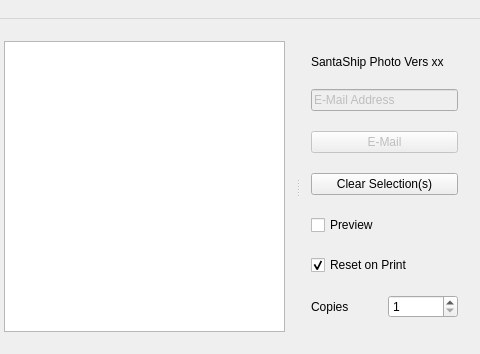
This is mainwindow.ui in zaphodbe/SantaShip as Qt 5 draws it before an edit; both pictures show x 345 to 825 and y 0 to 354 of the 825 by 354 pixel window. The edited form follows.
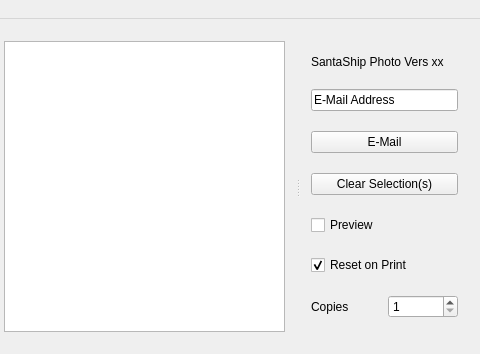
This is the edited form.

Commit message: Added basic logging of E-Mail addresses

The edit to the form file:
```diff
--- a/mainwindow.ui
+++ b/mainwindow.ui
@@ -130,7 +130,7 @@
         <item>
          <widget class="QLineEdit" name="lineEditEmail">
           <property name="enabled">
-           <bool>false</bool>
+           <bool>true</bool>
           </property>
           <property name="text">
            <string>E-Mail Address</string>
@@ -140,7 +140,7 @@
         <item>
          <widget class="QPushButton" name="pushButtonEmail">
           <property name="enabled">
-           <bool>false</bool>
+           <bool>true</bool>
           </property>
           <property name="text">
            <string>E-Mail</string>
```
The commit also changes 1 other file.
